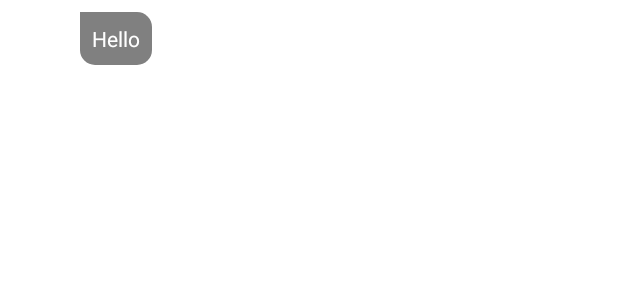
After one commit to amarukael/ChatApp, an Android app: the layout chat_item_left.xml on its own in the app's theme, with its tools: preview values and no code run, on a phone screen of 412 x 824 dp. The commit adds this screen. Shown: the top 300 px of the screen. Run offline under Robolectric (Android 15) with nearby library versions, the phone set to English and light mode, and no system bars.

Commit message:
show message

```diff
--- a/app/src/main/java/com/fahmiamaru/chatapp/MainActivity.java
+++ b/app/src/main/java/com/fahmiamaru/chatapp/MainActivity.java
@@ -65,6 +65,7 @@ public class MainActivity extends AppCompatActivity {
         ValueEventListener valueEventListener = new ValueEventListener() {
             @Override
             public void onDataChange(@NonNull DataSnapshot snapshot) {
+
                 for (DataSnapshot item : snapshot.getChildren()){
                     User user = item.getValue(User.class);
                     user.setKey(item.getKey());
--- /dev/null
+++ b/app/src/main/res/drawable/background_left.xml
@@ -0,0 +1,15 @@
+<?xml version="1.0" encoding="utf-8"?>
+<shape xmlns:android="http://schemas.android.com/apk/res/android"
+    android:shape="rectangle">
+
+    <corners
+        android:radius="10dp"
+        android:topLeftRadius="0dp"
+        />
+
+    <solid
+        android:color="@color/grey"
+        />
+
+
+</shape>
--- a/app/src/main/res/layout/activity_message.xml
+++ b/app/src/main/res/layout/activity_message.xml
@@ -61,6 +61,8 @@
             android:layout_toLeftOf="@id/btn_send"
             android:layout_centerVertical="true"
             android:hint="Type a message..."
+            android:textColorHint="@color/grey"
+            android:textColor="@color/black"
             />
 
         <ImageButton
--- /dev/null
+++ b/app/src/main/res/layout/chat_item_left.xml
@@ -0,0 +1,32 @@
+<?xml version="1.0" encoding="utf-8"?>
+<RelativeLayout xmlns:android="http://schemas.android.com/apk/res/android"
+    android:layout_width="match_parent"
+    android:layout_height="wrap_content">
+
+    <RelativeLayout
+        android:layout_width="300dp"
+        android:padding="8dp"
+        android:layout_height="wrap_content">
+
+        <de.hdodenhof.circleimageview.CircleImageView
+            android:layout_width="40dp"
+            android:layout_height="40dp"
+            android:id="@+id/profile_img"
+            />
+
+        <TextView
+            android:layout_toRightOf="@id/profile_img"
+            android:layout_marginLeft="5dp"
+            android:layout_width="wrap_content"
+            android:layout_height="wrap_content"
+            android:background="@drawable/background_left"
+            android:text="Hello"
+            android:id="@+id/show_msg"
+            android:padding="8dp"
+            android:textColor="@color/white"
+            />
+
+
+    </RelativeLayout>
+
+</RelativeLayout>
```
Also changed, not shown: app/src/main/java/com/fahmiamaru/chatapp/Adapter/MessageAdapter.java (added, +92 -0 lines), app/src/main/java/com/fahmiamaru/chatapp/MessageActivity.java (+47 -1 lines), app/src/main/java/com/fahmiamaru/chatapp/Model/Chat.java (added, +49 -0 lines), app/src/main/res/drawable/background_right.xml (added, +15 -0 lines), app/src/main/res/layout/chat_item_right.xml (added, +28 -0 lines).
